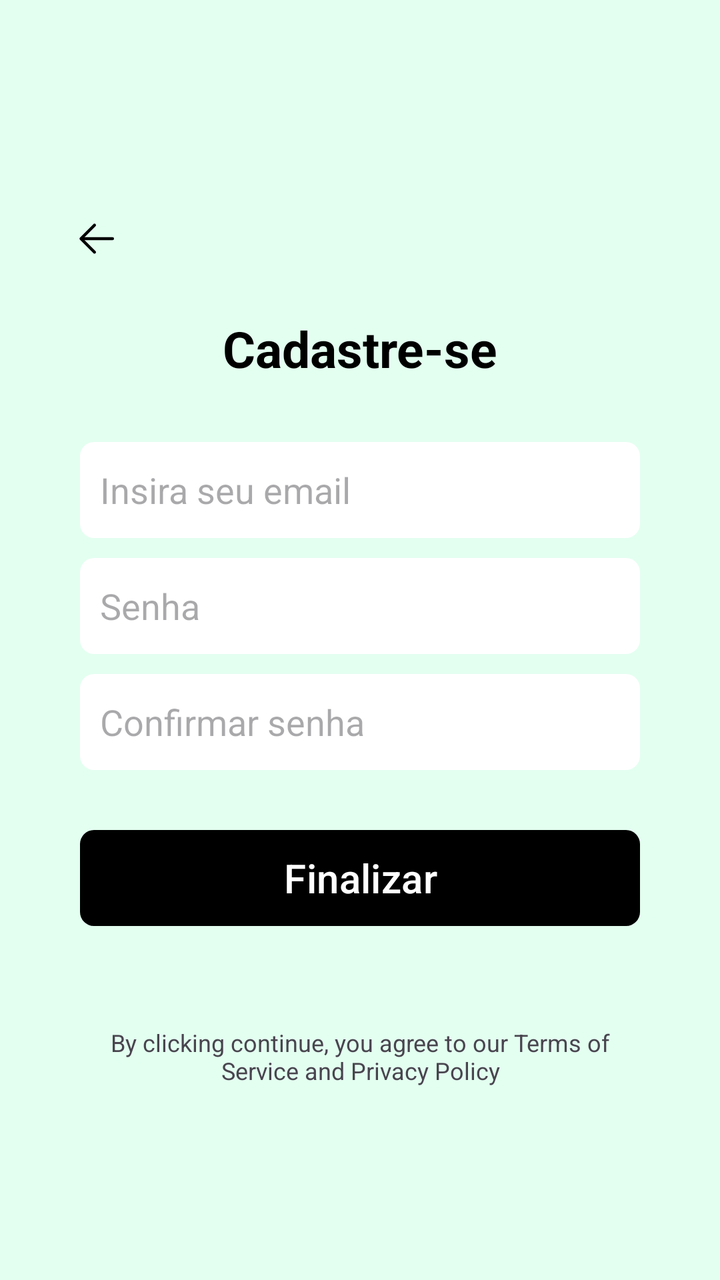
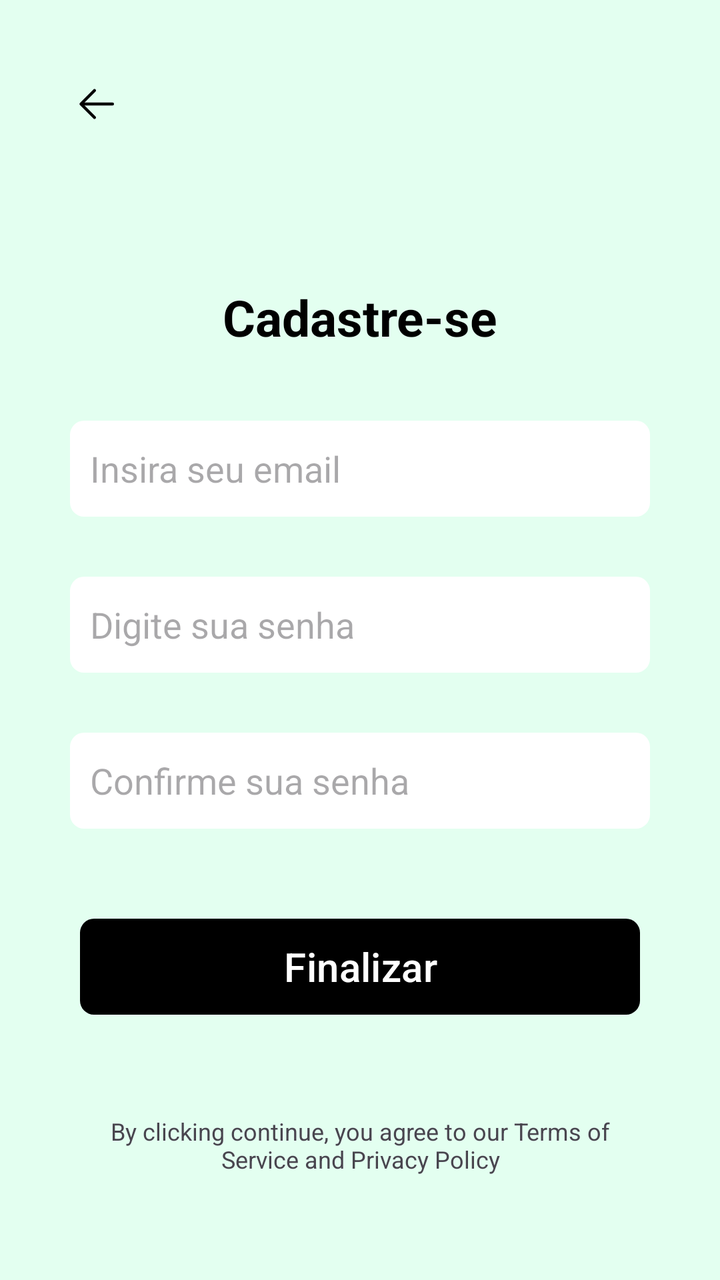

The first picture is an Android layout as it rendered before a commit; the second is the same layout after the commit. The layout source and the unified diff follow.
<!-- AndroidManifest.xml: application theme Theme.Atividade4 -->
<!-- res/layout/fragment_cadastro.xml -->
<?xml version="1.0" encoding="utf-8"?>
<androidx.constraintlayout.widget.ConstraintLayout xmlns:android="http://schemas.android.com/apk/res/android"
    xmlns:app="http://schemas.android.com/apk/res-auto"
    xmlns:tools="http://schemas.android.com/tools"
    android:layout_width="match_parent"
    android:layout_height="match_parent"
    tools:context=".registros.FragmentCadastro"
    android:background="#E3FFF0">

    <LinearLayout
        android:id="@+id/linerlayoutcadastro"
        android:layout_width="match_parent"
        android:layout_height="match_parent"
        android:layout_margin="20dp"
        android:gravity="center"
        android:orientation="vertical"
        app:layout_constraintBottom_toBottomOf="parent"
        app:layout_constraintEnd_toEndOf="parent"
        app:layout_constraintStart_toStartOf="parent"
        app:layout_constraintTop_toTopOf="parent">

        <Toolbar
            android:id="@+id/toolbar_Cadastro"
            android:layout_width="match_parent"
            android:layout_height="wrap_content"
            android:navigationIcon="@drawable/img_voltar" />

        <TextView
            android:id="@+id/textView_Cadastro"
            android:layout_width="match_parent"
            android:layout_height="wrap_content"
            android:layout_marginTop="10dp"
            android:layout_marginBottom="20sp"
            android:text="Cadastre-se"
            android:textAlignment="center"
            android:textColor="@color/black"
            android:textSize="25dp"
            android:textStyle="bold" />

        <EditText
            android:id="@+id/EdittextEMAIL"
            android:layout_width="match_parent"
            android:layout_height="48dp"
            android:layout_marginStart="20dp"
            android:layout_marginTop="10dp"
            android:layout_marginEnd="20dp"
            android:background="@drawable/bg_edit_text"
            android:hint="Insira seu email"
            android:inputType="textEmailAddress"
            android:padding="10dp" />

        <EditText
            android:id="@+id/EdittextSENHA"
            android:layout_width="match_parent"
            android:layout_height="48dp"
            android:layout_marginStart="20dp"
            android:layout_marginTop="10dp"
            android:layout_marginEnd="20dp"
            android:background="@drawable/bg_edit_text"
            android:hint="Senha"
            android:inputType="number"
            android:padding="10dp" />

        <EditText
            android:id="@+id/EdittextCONFIRMASENHA"
            android:layout_width="match_parent"
            android:layout_height="48dp"
            android:layout_marginStart="20dp"
            android:layout_marginTop="10dp"
            android:layout_marginEnd="20dp"
            android:background="@drawable/bg_edit_text"
            android:hint="Confirmar senha"
            android:inputType="number"
            android:padding="10dp" />

        <com.google.android.material.button.MaterialButton
            android:id="@+id/buttnCadastro"
            android:layout_width="match_parent"
            android:layout_height="wrap_content"
            android:layout_marginStart="20dp"
            android:layout_marginTop="30dp"
            android:layout_marginEnd="20dp"
            android:background="@drawable/bg_btn"
            android:text="Finalizar"
            android:textSize="20dp"
            app:backgroundTint="@null" />

        <TextView
            android:layout_width="match_parent"
            android:layout_height="wrap_content"
            android:layout_marginStart="20dp"
            android:layout_marginTop="45dp"
            android:layout_marginEnd="20dp"
            android:padding="5dp"
            android:text="By clicking continue, you agree to our Terms of Service and Privacy Policy"
            android:textAlignment="center"
            android:textSize="12sp" />


    </LinearLayout>


</androidx.constraintlayout.widget.ConstraintLayout>
<!-- resources referenced by this layout -->
<resources>
  <color name="black">#FF000000</color>
  <!-- drawable bg_btn (drawable) -->
  <?xml version="1.0" encoding="utf-8"?>
  <shape xmlns:android="http://schemas.android.com/apk/res/android"
      android:shape="rectangle">
  
      <solid android:color="@color/black"/>
      <corners android:radius="7dp"/>
    
  </shape>
  <!-- drawable bg_edit_text (drawable) -->
  <?xml version="1.0" encoding="utf-8"?>
  <shape xmlns:android="http://schemas.android.com/apk/res/android"
      android:shape="rectangle">
  
      <solid android:color="@color/white"/>
      <corners android:radius="7dp"/>
  
  </shape>
  <!-- drawable img_voltar (drawable) -->
  <vector xmlns:android="http://schemas.android.com/apk/res/android" android:height="24dp" android:viewportHeight="1024" android:viewportWidth="1024" android:width="24dp">
        
      <path android:fillColor="#000000" android:pathData="M224,480h640a32,32 0,1 1,0 64H224a32,32 0,0 1,0 -64z"/>
        
      <path android:fillColor="#000000" android:pathData="m237.2,512 l265.4,265.3a32,32 0,0 1,-45.3 45.3l-288,-288a32,32 0,0 1,0 -45.3l288,-288a32,32 0,1 1,45.3 45.3L237.2,512z"/>
      
  </vector>
  <style name="Theme.Atividade4" parent="Base.Theme.Atividade4" />
  <color name="white">#FFFFFFFF</color>
  <style name="Base.Theme.Atividade4" parent="Theme.Material3.DayNight.NoActionBar">
  
          <item name="colorPrimary">@color/colorPrimary</item>
          <item name="colorAccent">@color/color_details</item>
  
      </style>
  <color name="colorPrimary">#A0CDE3</color>
  <color name="color_details">#A0CDE3</color>
</resources>

<!-- the commit's change to res/layout/fragment_cadastro.xml (unified diff, before → after) -->
@@ -7,23 +7,31 @@
     tools:context=".registros.FragmentCadastro"
     android:background="#E3FFF0">
 
+
+    <com.google.android.material.appbar.MaterialToolbar
+        android:id="@+id/toolbar_Cadastro"
+        android:layout_width="match_parent"
+        android:layout_height="wrap_content"
+        app:layout_constraintEnd_toEndOf="parent"
+        app:layout_constraintStart_toStartOf="parent"
+        app:layout_constraintTop_toTopOf="parent"
+        android:layout_margin="20dp"
+        app:navigationIcon="@drawable/img_voltar">
+
+    </com.google.android.material.appbar.MaterialToolbar>
+
+
     <LinearLayout
         android:id="@+id/linerlayoutcadastro"
         android:layout_width="match_parent"
-        android:layout_height="match_parent"
+        android:layout_height="wrap_content"
         android:layout_margin="20dp"
         android:gravity="center"
         android:orientation="vertical"
         app:layout_constraintBottom_toBottomOf="parent"
         app:layout_constraintEnd_toEndOf="parent"
         app:layout_constraintStart_toStartOf="parent"
-        app:layout_constraintTop_toTopOf="parent">
-
-        <Toolbar
-            android:id="@+id/toolbar_Cadastro"
-            android:layout_width="match_parent"
-            android:layout_height="wrap_content"
-            android:navigationIcon="@drawable/img_voltar" />
+        app:layout_constraintTop_toBottomOf="@+id/toolbar_Cadastro">
 
         <TextView
             android:id="@+id/textView_Cadastro"
@@ -41,9 +49,7 @@
             android:id="@+id/EdittextEMAIL"
             android:layout_width="match_parent"
             android:layout_height="48dp"
-            android:layout_marginStart="20dp"
-            android:layout_marginTop="10dp"
-            android:layout_marginEnd="20dp"
+            android:layout_margin="15dp"
             android:background="@drawable/bg_edit_text"
             android:hint="Insira seu email"
             android:inputType="textEmailAddress"
@@ -53,24 +59,20 @@
             android:id="@+id/EdittextSENHA"
             android:layout_width="match_parent"
             android:layout_height="48dp"
-            android:layout_marginStart="20dp"
-            android:layout_marginTop="10dp"
-            android:layout_marginEnd="20dp"
+            android:layout_margin="15dp"
             android:background="@drawable/bg_edit_text"
-            android:hint="Senha"
-            android:inputType="number"
+            android:hint="Digite sua senha"
+            android:inputType="textPassword"
             android:padding="10dp" />
 
         <EditText
             android:id="@+id/EdittextCONFIRMASENHA"
             android:layout_width="match_parent"
             android:layout_height="48dp"
-            android:layout_marginStart="20dp"
-            android:layout_marginTop="10dp"
-            android:layout_marginEnd="20dp"
+            android:layout_margin="15dp"
             android:background="@drawable/bg_edit_text"
-            android:hint="Confirmar senha"
-            android:inputType="number"
+            android:hint="Confirme sua senha"
+            android:inputType="textPassword"
             android:padding="10dp" />
 
         <com.google.android.material.button.MaterialButton
